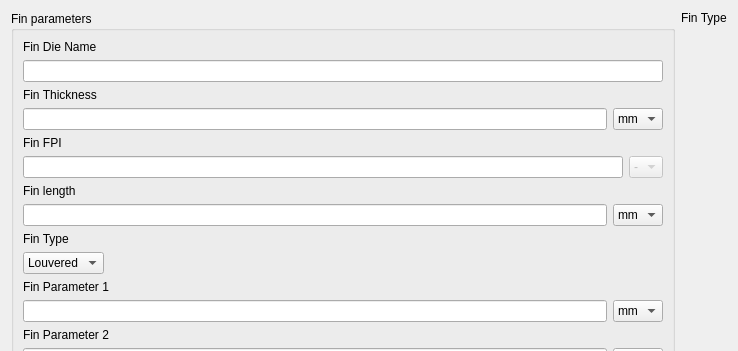
Before: the Qt Designer form ui_files/microchannel_edit_fin.ui in OmarZaki96/EGSim, drawn with Qt 5; both pictures show x 0 to 738 and y 0 to 351 of the 738 by 681 pixel window.
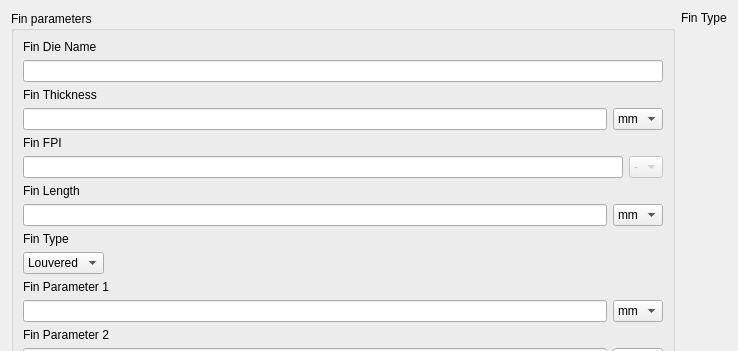
After: the same form once the commit is applied.

Diff of the .ui file:
```diff
--- a/ui_files/microchannel_edit_fin.ui
+++ b/ui_files/microchannel_edit_fin.ui
@@ -132,7 +132,7 @@
               <item>
                <widget class="QLabel" name="Fin_Fd_label">
                 <property name="text">
-                 <string>Fin length</string>
+                 <string>Fin Length</string>
                 </property>
                </widget>
               </item>
```
